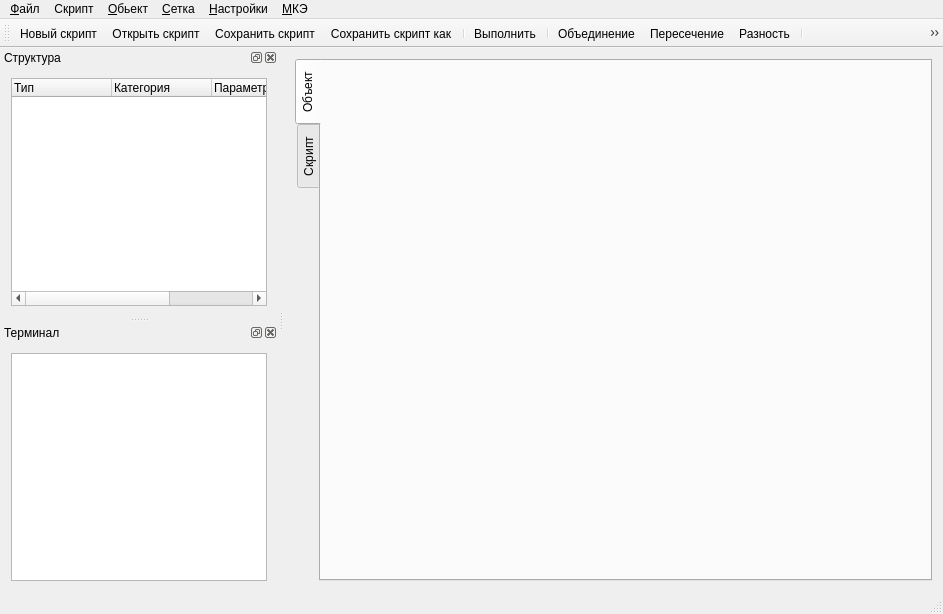
qzcad/qzcad-tree, file qzcad/mainwindow.ui: the form before one commit.
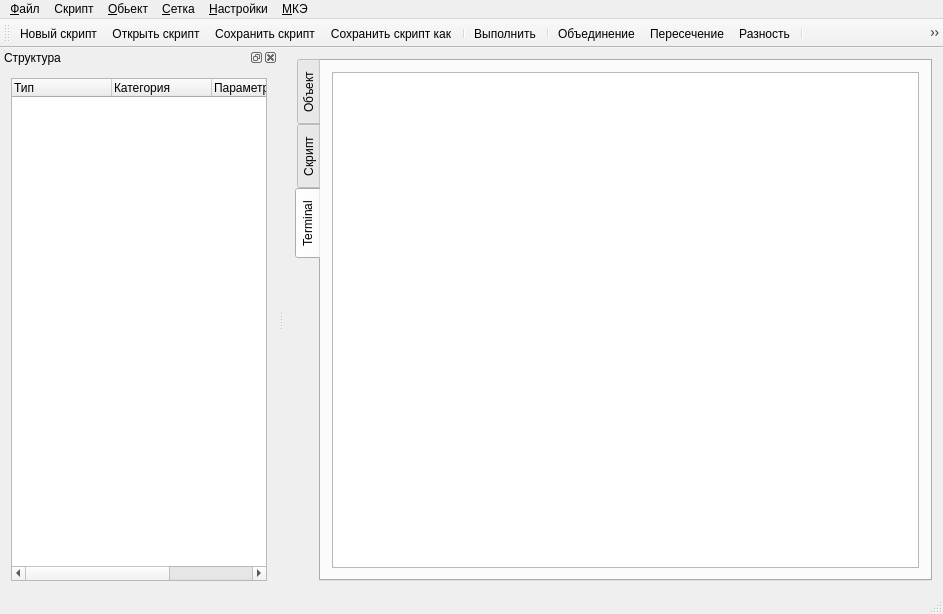
The form after the commit. The open tabs and pages were chosen to show the change. Icons and pictures are not drawn. Custom widgets are drawn as their Qt base class.

Commit message: Терминал перенесен в отдельную вкладку

What changed in the file:
```diff
--- a/qzcad/mainwindow.ui
+++ b/qzcad/mainwindow.ui
@@ -53,6 +53,28 @@
         </item>
        </layout>
       </widget>
+      <widget class="QWidget" name="tab">
+       <attribute name="title">
+        <string>Terminal</string>
+       </attribute>
+       <layout class="QVBoxLayout" name="verticalLayout_6">
+        <item>
+         <widget class="QTextEdit" name="terminalText">
+          <property name="font">
+           <font>
+            <family>Monospace</family>
+           </font>
+          </property>
+          <property name="documentTitle">
+           <string>Сообщения системы</string>
+          </property>
+          <property name="readOnly">
+           <bool>true</bool>
+          </property>
+         </widget>
+        </item>
+       </layout>
+      </widget>
      </widget>
     </item>
    </layout>
@@ -272,40 +294,6 @@
     </layout>
    </widget>
   </widget>
-  <widget class="QDockWidget" name="dockWidgetTerminal">
-   <property name="windowIcon">
-    <iconset resource="qzresources.qrc">
-     <normaloff>:/icons/qzicons/24x24/terminal.png</normaloff>:/icons/qzicons/24x24/terminal.png</iconset>
-   </property>
-   <property name="floating">
-    <bool>false</bool>
-   </property>
-   <property name="windowTitle">
-    <string>Терминал</string>
-   </property>
-   <attribute name="dockWidgetArea">
-    <number>1</number>
-   </attribute>
-   <widget class="QWidget" name="dockWidgetContents_2">
-    <layout class="QVBoxLayout" name="verticalLayout_2">
-     <item>
-      <widget class="QTextEdit" name="terminalText">
-       <property name="font">
-        <font>
-         <family>Monospace</family>
-        </font>
-       </property>
-       <property name="documentTitle">
-        <string>Сообщения системы</string>
-       </property>
-       <property name="readOnly">
-        <bool>true</bool>
-       </property>
-      </widget>
-     </item>
-    </layout>
-   </widget>
-  </widget>
   <action name="actionExit">
    <property name="icon">
     <iconset theme="exit">
```
The commit also changes 1 other file.
